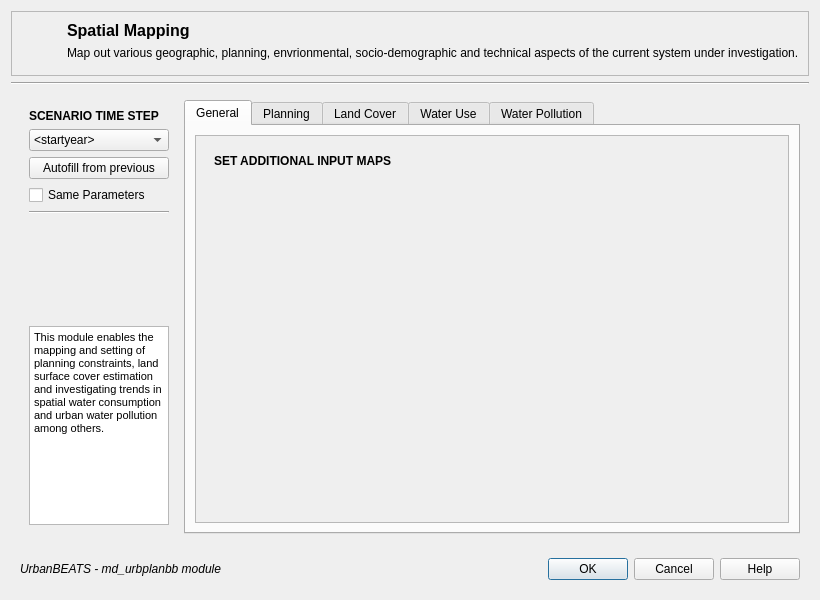
The window that gui/md_spatialmapping.ui (petermbach/urbanbeats-pss) describes before a commit, drawn with Qt 5.
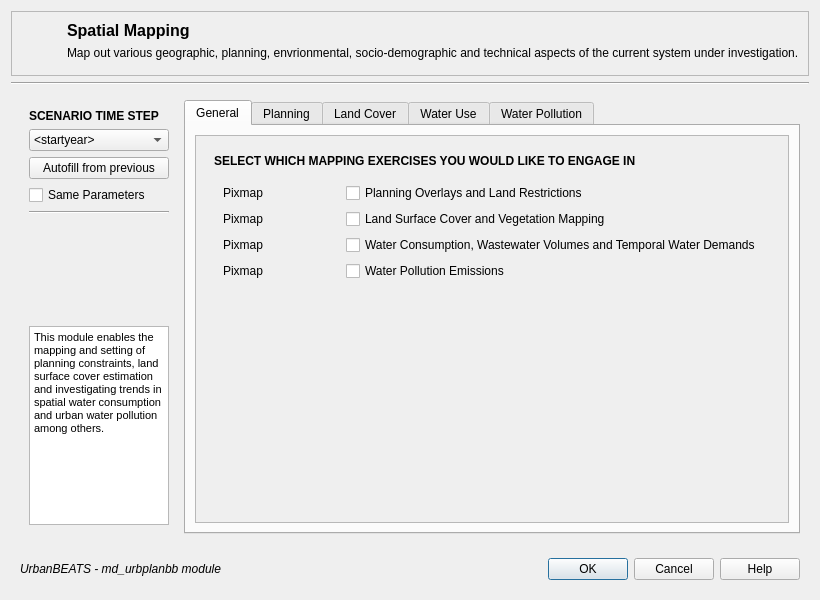
The same window after the commit. Icons and pictures are not drawn.

Commit message: Updates on design of Spatial Mapping UI

```diff
--- a/gui/md_spatialmapping.ui
+++ b/gui/md_spatialmapping.ui
@@ -220,6 +220,9 @@
       </item>
       <item>
        <widget class="QTabWidget" name="parameters">
+        <property name="enabled">
+         <bool>true</bool>
+        </property>
         <property name="currentIndex">
          <number>0</number>
         </property>
@@ -251,10 +254,78 @@
                 <item>
                  <widget class="QLabel" name="descr1">
                   <property name="text">
-                   <string>&lt;html&gt;&lt;head/&gt;&lt;body&gt;&lt;p&gt;&lt;span style=&quot; font-weight:600;&quot;&gt;SET ADDITIONAL INPUT MAPS&lt;/span&gt;&lt;/p&gt;&lt;/body&gt;&lt;/html&gt;</string>
+                   <string>&lt;html&gt;&lt;head/&gt;&lt;body&gt;&lt;p&gt;&lt;span style=&quot; font-weight:600;&quot;&gt;SELECT WHICH MAPPING EXERCISES YOU WOULD LIKE TO ENGAGE IN&lt;/span&gt;&lt;/p&gt;&lt;/body&gt;&lt;/html&gt;</string>
                   </property>
                  </widget>
                 </item>
+                <item>
+                 <widget class="QWidget" name="widget" native="true">
+                  <property name="minimumSize">
+                   <size>
+                    <width>0</width>
+                    <height>10</height>
+                   </size>
+                  </property>
+                  <layout class="QGridLayout" name="gridLayout_2">
+                   <item row="1" column="1">
+                    <widget class="QCheckBox" name="checkBox_2">
+                     <property name="text">
+                      <string>Land Surface Cover and Vegetation Mapping</string>
+                     </property>
+                    </widget>
+                   </item>
+                   <item row="0" column="1">
+                    <widget class="QCheckBox" name="checkBox">
+                     <property name="text">
+                      <string>Planning Overlays and Land Restrictions</string>
+                     </property>
+                    </widget>
+                   </item>
+                   <item row="3" column="1">
+                    <widget class="QCheckBox" name="checkBox_4">
+                     <property name="text">
+                      <string>Water Pollution Emissions</string>
+                     </property>
+                    </widget>
+                   </item>
+                   <item row="2" column="1">
+                    <widget class="QCheckBox" name="checkBox_3">
+                     <property name="text">
+                      <string>Water Consumption, Wastewater Volumes and Temporal Water Demands</string>
+                     </property>
+                    </widget>
+                   </item>
+                   <item row="0" column="0">
+                    <widget class="QLabel" name="label">
+                     <property name="text">
+                      <string>Pixmap</string>
+                     </property>
+                    </widget>
+                   </item>
+                   <item row="1" column="0">
+                    <widget class="QLabel" name="label_2">
+                     <property name="text">
+                      <string>Pixmap</string>
+                     </property>
+                    </widget>
+                   </item>
+                   <item row="2" column="0">
+                    <widget class="QLabel" name="label_3">
+                     <property name="text">
+                      <string>Pixmap</string>
+                     </property>
+                    </widget>
+                   </item>
+                   <item row="3" column="0">
+                    <widget class="QLabel" name="label_4">
+                     <property name="text">
+                      <string>Pixmap</string>
+                     </property>
+                    </widget>
+                   </item>
+                  </layout>
+                 </widget>
+                </item>
                 <item>
                  <widget class="QWidget" name="widget_2" native="true"/>
                 </item>
```
